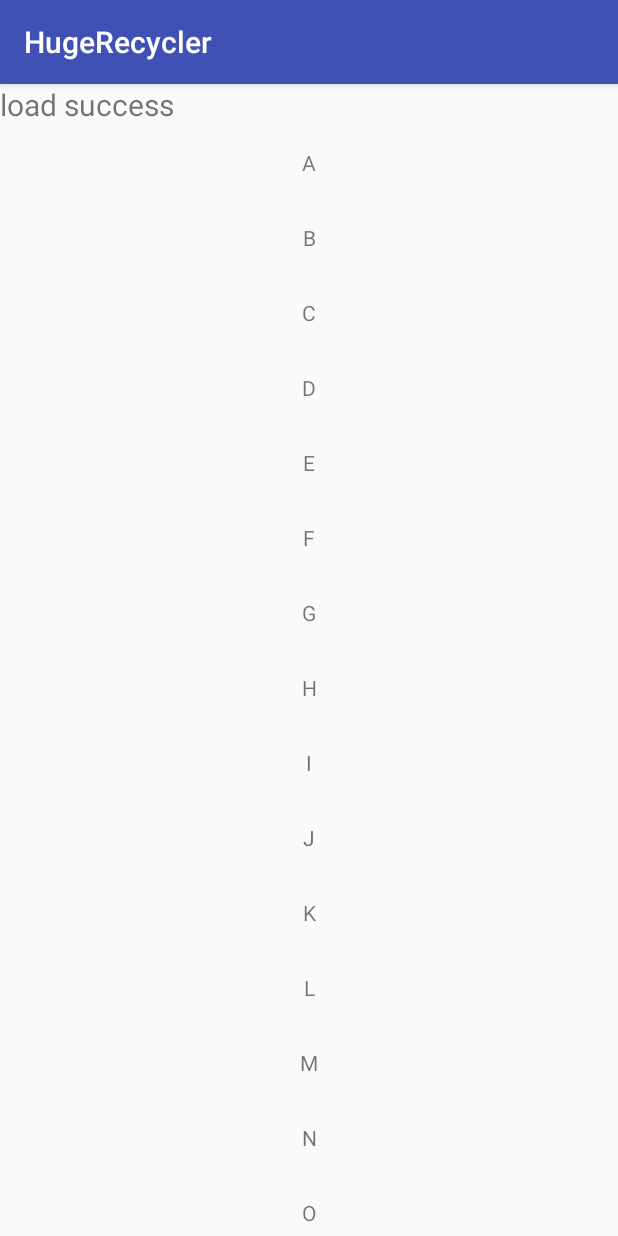
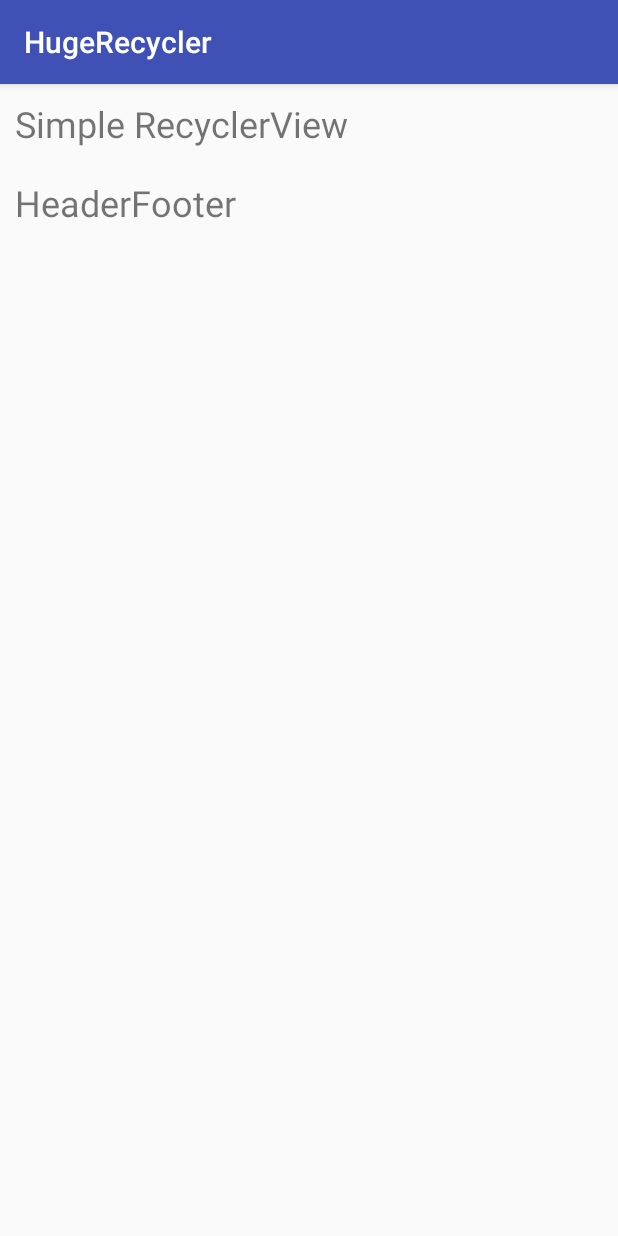
Before and after one commit to vivianking6855/android-library, an Android app: the screen it shows after launch (SimpleRecyclerListActivity before the commit, MainActivity after it), on a phone screen of 412 x 824 dp. Run offline under Robolectric (Android 15) with nearby library versions, the phone set to English and light mode, and no system bars.

Commit message:
add simple and head & footer activity

```diff
--- a/HugeRecyclerView/hugerecyclerview/src/main/AndroidManifest.xml
+++ b/HugeRecyclerView/hugerecyclerview/src/main/AndroidManifest.xml
@@ -2,7 +2,9 @@
 
     package="com.open.hugerecyclerview">
 
-    <application android:allowBackup="true" android:label="@string/app_name"
+    <application
+        android:allowBackup="true"
+        android:label="@string/app_name"
         android:supportsRtl="true">
 
     </application>
--- a/HugeRecyclerView/sample/src/main/AndroidManifest.xml
+++ b/HugeRecyclerView/sample/src/main/AndroidManifest.xml
@@ -9,13 +9,15 @@
         android:roundIcon="@mipmap/ic_launcher_round"
         android:supportsRtl="true"
         android:theme="@style/AppTheme">
-        <activity android:name=".SimpleRecyclerListActivity">
+        <activity android:name=".MainActivity">
             <intent-filter>
                 <action android:name="android.intent.action.MAIN" />
 
                 <category android:name="android.intent.category.LAUNCHER" />
             </intent-filter>
         </activity>
+        <activity android:name=".SimpleRecyclerActivity"></activity>
+        <activity android:name=".HeadFooterActivity"></activity>
     </application>
 
 </manifest>
--- /dev/null
+++ b/HugeRecyclerView/sample/src/main/java/com/open/recyclerdemo/MainActivity.java
@@ -0,0 +1,37 @@
+package com.open.recyclerdemo;
+
+import android.content.Intent;
+import android.os.Bundle;
+import android.support.v7.app.AppCompatActivity;
+import android.view.View;
+
+public class MainActivity extends AppCompatActivity implements View.OnClickListener {
+
+    @Override
+    protected void onCreate(Bundle savedInstanceState) {
+        super.onCreate(savedInstanceState);
+        setContentView(R.layout.activity_main);
+
+        findViewById(R.id.tv_simple).setOnClickListener(this);
+        findViewById(R.id.tv_header_footer).setOnClickListener(this);
+    }
+
+    @Override
+    public void onClick(View v) {
+        switch (v.getId()) {
+            case R.id.tv_simple:
+                startActivity(SimpleRecyclerActivity.class);
+                break;
+            case R.id.tv_header_footer:
+                startActivity(HeadFooterActivity.class);
+                break;
+            default:
+                break;
+        }
+    }
+
+    private void startActivity(Class<?> cls) {
+        Intent intent = new Intent(MainActivity.this, cls);
+        startActivity(intent);
+    }
+}
--- a/HugeRecyclerView/sample/src/main/res/layout/activity_main.xml
+++ b/HugeRecyclerView/sample/src/main/res/layout/activity_main.xml
@@ -5,13 +5,36 @@
     android:orientation="vertical">
 
     <TextView
-        android:id="@+id/tv_hint"
-        android:layout_width="wrap_content"
+        android:id="@+id/tv_simple"
+        style="@style/TextStyle"
+        android:layout_width="match_parent"
         android:layout_height="wrap_content"
-        android:textSize="@dimen/text_size_medium" />
+        android:text="Simple RecyclerView" />
 
-    <com.open.hugerecyclerview.HugeRecyclerView
-        android:id="@+id/recycler_view"
+    <TextView
+        android:id="@+id/tv_header_footer"
+        style="@style/TextStyle"
+        android:layout_width="match_parent"
+        android:layout_height="wrap_content"
+        android:text="HeaderFooter" />
+
+    <TextView
+        style="@style/TextStyle"
+        android:layout_width="match_parent"
+        android:layout_height="wrap_content" />
+
+    <TextView
+        style="@style/TextStyle"
+        android:layout_width="match_parent"
+        android:layout_height="wrap_content" />
+
+    <TextView
+        style="@style/TextStyle"
+        android:layout_width="match_parent"
+        android:layout_height="wrap_content" />
+
+    <TextView
+        style="@style/TextStyle"
         android:layout_width="match_parent"
         android:layout_height="wrap_content" />
 
--- a/HugeRecyclerView/sample/src/main/res/values/dimens.xml
+++ b/HugeRecyclerView/sample/src/main/res/values/dimens.xml
@@ -6,5 +6,6 @@
     <dimen name="text_size_small">16sp</dimen>
     <dimen name="text_size_medium">20sp</dimen>
     <dimen name="text_size_large">24sp</dimen>
+    <dimen name="text_padding">10dp</dimen>
 
 </resources>
--- a/HugeRecyclerView/sample/src/main/res/values/styles.xml
+++ b/HugeRecyclerView/sample/src/main/res/values/styles.xml
@@ -8,4 +8,9 @@
         <item name="colorAccent">@color/colorAccent</item>
     </style>
 
+    <style name="TextStyle">
+        <item name="android:textSize">@dimen/text_size_large</item>
+        <item name="android:padding">@dimen/text_padding</item>
+    </style>
+
 </resources>
```
Also changed, not shown: HugeRecyclerView/hugerecyclerview/src/main/java/com/open/hugerecyclerview/HugeRecyclerView.java (+1 -9 lines), HugeRecyclerView/hugerecyclerview/src/main/java/com/open/hugerecyclerview/adapter/BaseRecyclerAdapter.java (+4 -4 lines), HugeRecyclerView/sample/build.gradle (+5 -4 lines), HugeRecyclerView/sample/src/main/java/com/open/recyclerdemo/HeadFooterActivity.java (renamed from HugeRecyclerView/sample/src/main/java/com/open/recyclerdemo/SimpleRecyclerListActivity.java, +7 -3 lines), HugeRecyclerView/sample/src/main/java/com/open/recyclerdemo/SimpleRecyclerActivity.java (added, +73 -0 lines), HugeRecyclerView/sample/src/main/res/layout/activity_head_rooter.xml (added, +18 -0 lines), HugeRecyclerView/sample/src/main/res/layout/activity_simple.xml (added, +18 -0 lines), HugeRecyclerView/sample/src/main/res/layout/recycler_footer.xml (added, +12 -0 lines), HugeRecyclerView/sample/src/main/res/layout/recycler_header.xml (added, +12 -0 lines).
